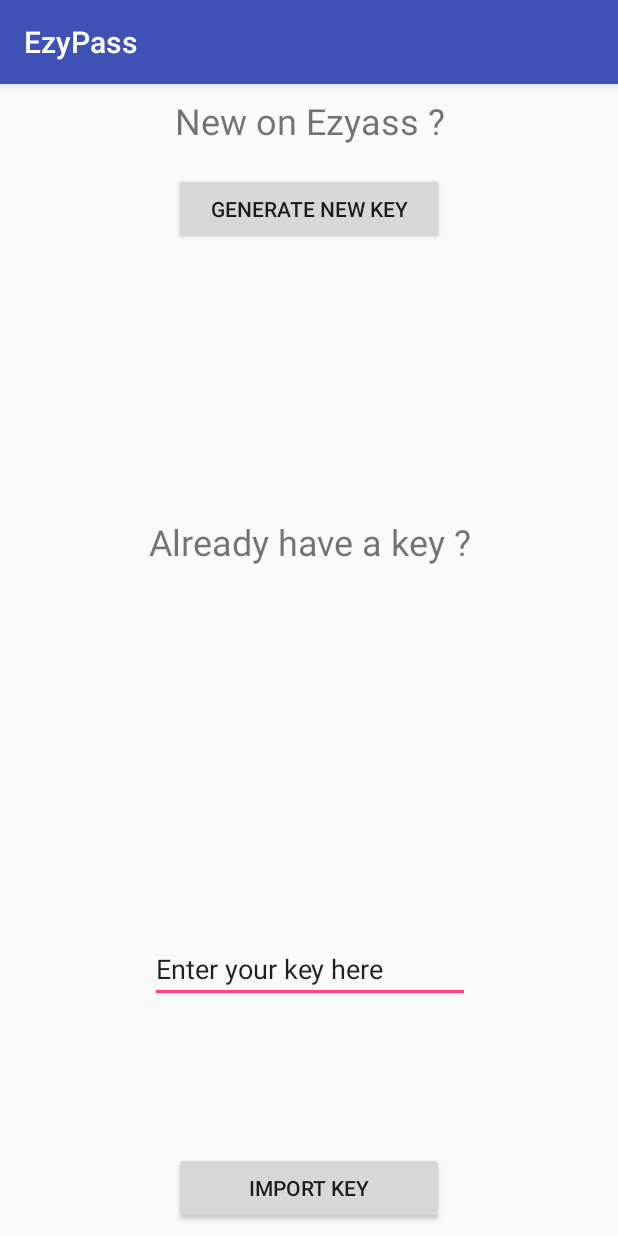
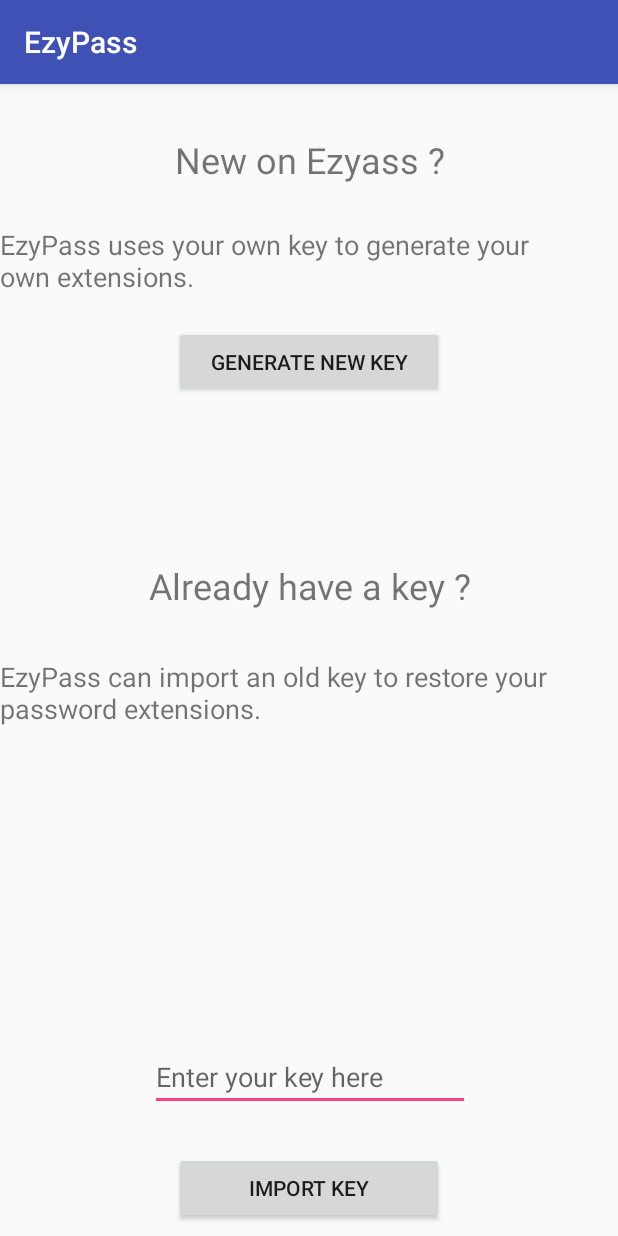
Before and after one commit to sfatali/EzyPass, an Android app: the NewActivity screen opened directly, with no data from a screen before it, on a phone screen of 412 x 824 dp. Run offline under Robolectric (Android 15) with nearby library versions, the phone set to English and light mode, and no system bars; 1 statement that could not run was skipped.

Commit message:
Add welcome activity and bug fixes

```diff
--- a/app/src/main/java/com/ezypass/ezypass/NewActivity.java
+++ b/app/src/main/java/com/ezypass/ezypass/NewActivity.java
@@ -23,20 +23,13 @@ public class NewActivity extends AppCompatActivity {
         super.onCreate(savedInstanceState);
         setContentView(R.layout.activity_new);
 
-        this.appPreferences = new AppPreferences(getBaseContext());
-         try {
-            appPreferences.getUserKey();
-            Log.d(NewActivity.class.getName(), "User had a key");
-            startMainActivity();
-        } catch(Exception e){
-            Log.w(NewActivity.class.getName(), "User had no key");
-        }
+        appPreferences = new AppPreferences(getBaseContext());
 
         /*
          * Define UI
          */
-        Button importKeyButton = (Button) findViewById(R.id.NewActivitybuttonImport);
-        Button generateButton = (Button) findViewById(R.id.NewActivitybuttonGenerate);
+        Button importKeyButton  = (Button) findViewById(R.id.NewActivitybuttonImport);
+        Button generateButton   = (Button) findViewById(R.id.NewActivitybuttonGenerate);
         this.importKeyEditText  = (EditText) findViewById(R.id.NewActivityeditTextImportKey);
 
         // Generate new key
@@ -50,16 +43,29 @@ public class NewActivity extends AppCompatActivity {
         });
 
         // Import key
+        // TODO : validate imported key
         importKeyButton.setOnClickListener(new View.OnClickListener() {
             @Override
             public void onClick(View v) {
                 String importedKey = importKeyEditText.getText().toString();
-
-                // TODO : validate imported key
-                appPreferences.setUserKey(Generator.importSecretKey(importedKey));
-                startMainActivity();
+                if(!importedKey.isEmpty()){
+                    appPreferences.setUserKey(Generator.importSecretKey(importedKey));
+                    startMainActivity();
+                }
             }
         });
+    }
+
+    @Override
+    protected void onResume(){
+        super.onResume();
+        try {
+            appPreferences.getUserKey();
+            Log.d(NewActivity.class.getName(), "User had a key");
+            startMainActivity();
+        } catch(Exception e){
+            Log.w(NewActivity.class.getName(), "User had no key");
+        }
     }
 
     /**
--- a/app/src/main/res/layout/activity_new.xml
+++ b/app/src/main/res/layout/activity_new.xml
@@ -20,8 +20,10 @@
         app:layout_constraintLeft_toLeftOf="parent"
         android:layout_marginRight="8dp"
         app:layout_constraintRight_toRightOf="parent"
-        android:layout_marginTop="8dp"
-        app:layout_constraintTop_toBottomOf="@+id/NewActivitytextViewTitleNew" />
+        android:layout_marginTop="84dp"
+        app:layout_constraintTop_toBottomOf="@+id/NewActivitytextViewTitleNew"
+        android:layout_marginStart="8dp"
+        android:layout_marginEnd="8dp" />
 
     <Button
         android:id="@+id/NewActivitybuttonImport"
@@ -36,24 +38,28 @@
         android:layout_marginRight="8dp"
         app:layout_constraintRight_toRightOf="parent"
         android:layout_marginLeft="8dp"
-        app:layout_constraintLeft_toLeftOf="parent" />
+        app:layout_constraintLeft_toLeftOf="parent"
+        android:layout_marginStart="8dp"
+        android:layout_marginEnd="8dp" />
 
     <EditText
         android:id="@+id/NewActivityeditTextImportKey"
         android:layout_width="wrap_content"
         android:layout_height="wrap_content"
         android:layout_column="0"
+        android:layout_marginBottom="27dp"
+        android:layout_marginLeft="8dp"
+        android:layout_marginRight="8dp"
         android:layout_row="4"
         android:ems="10"
+        android:hint="Enter your key here"
         android:inputType="textPersonName"
-        android:text="Enter your key here"
-        android:layout_marginBottom="99dp"
         app:layout_constraintBottom_toTopOf="@+id/NewActivitybuttonImport"
-        android:layout_marginRight="8dp"
+        app:layout_constraintHorizontal_bias="0.503"
+        app:layout_constraintLeft_toLeftOf="parent"
         app:layout_constraintRight_toRightOf="parent"
-        android:layout_marginLeft="8dp"
-        app:layout_constraintLeft_toLeftOf="parent"
-        app:layout_constraintHorizontal_bias="0.503" />
+        android:layout_marginStart="8dp"
+        android:layout_marginEnd="8dp" />
 
     <TextView
         android:id="@+id/NewActivitytextViewTitleNew"
@@ -62,33 +68,58 @@
         android:layout_column="0"
         android:layout_marginLeft="8dp"
         android:layout_marginRight="8dp"
-        android:layout_marginTop="8dp"
+        android:layout_marginTop="34dp"
         android:layout_row="0"
         android:text="New on Ezyass ?"
         android:textAlignment="center"
         android:textSize="24sp"
+        app:layout_constraintHorizontal_bias="0.0"
         app:layout_constraintLeft_toLeftOf="parent"
         app:layout_constraintRight_toRightOf="parent"
-        app:layout_constraintTop_toTopOf="parent" />
+        app:layout_constraintTop_toTopOf="parent"
+        android:layout_marginStart="8dp"
+        android:layout_marginEnd="8dp" />
 
     <TextView
         android:id="@+id/NewActivitytextViewTitleNotNew"
         android:layout_width="0dp"
         android:layout_height="43dp"
         android:layout_column="0"
+        android:layout_marginBottom="8dp"
+        android:layout_marginLeft="8dp"
+        android:layout_marginRight="8dp"
+        android:layout_marginTop="8dp"
         android:layout_row="3"
         android:text="Already have a key ?"
         android:textAlignment="center"
         android:textSize="24sp"
-        android:layout_marginRight="8dp"
+        app:layout_constraintBottom_toTopOf="@+id/NewActivityeditTextImportKey"
+        app:layout_constraintHorizontal_bias="0.0"
+        app:layout_constraintLeft_toLeftOf="parent"
         app:layout_constraintRight_toRightOf="parent"
-        android:layout_marginLeft="8dp"
-        app:layout_constraintLeft_toLeftOf="parent"
-        android:layout_marginTop="8dp"
         app:layout_constraintTop_toBottomOf="@+id/NewActivitybuttonGenerate"
-        app:layout_constraintHorizontal_bias="0.0"
-        android:layout_marginBottom="8dp"
-        app:layout_constraintBottom_toTopOf="@+id/NewActivityeditTextImportKey"
-        app:layout_constraintVertical_bias="0.432" />
+        app:layout_constraintVertical_bias="0.272"
+        android:layout_marginStart="8dp"
+        android:layout_marginEnd="8dp" />
+
+    <TextView
+        android:id="@+id/NewActivitytextViewTitleDescriptionImport"
+        android:layout_width="368dp"
+        android:layout_height="wrap_content"
+        android:layout_marginTop="21dp"
+        android:text="EzyPass can import an old key to restore your password extensions."
+        android:textSize="18sp"
+        app:layout_constraintTop_toBottomOf="@+id/NewActivitytextViewTitleNotNew"
+        tools:layout_editor_absoluteX="8dp" />
+
+    <TextView
+        android:id="@+id/NewActivitytextViewTitleDescriptionKey"
+        android:layout_width="368dp"
+        android:layout_height="wrap_content"
+        android:layout_marginTop="17dp"
+        android:text="EzyPass uses your own key to generate your own extensions."
+        android:textSize="18sp"
+        app:layout_constraintTop_toBottomOf="@+id/NewActivitytextViewTitleNew"
+        tools:layout_editor_absoluteX="8dp" />
 
 </android.support.constraint.ConstraintLayout>
```
Also changed, not shown: app/src/main/AndroidManifest.xml (+6 -2 lines), app/src/main/java/com/ezypass/ezypass/SplashActivity.java (added, +51 -0 lines), app/src/main/java/com/ezypass/ezypass/welcome/MainWelcomeActivity.java (added, +21 -0 lines), app/src/main/res/layout/activity_main.xml (+9 -9 lines).
